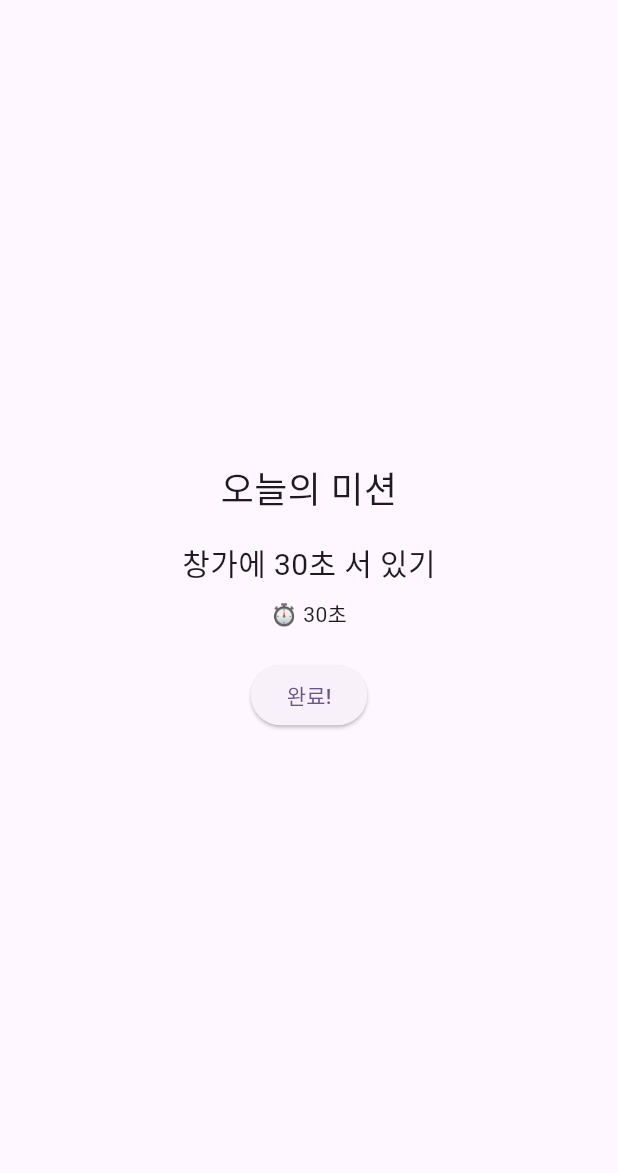
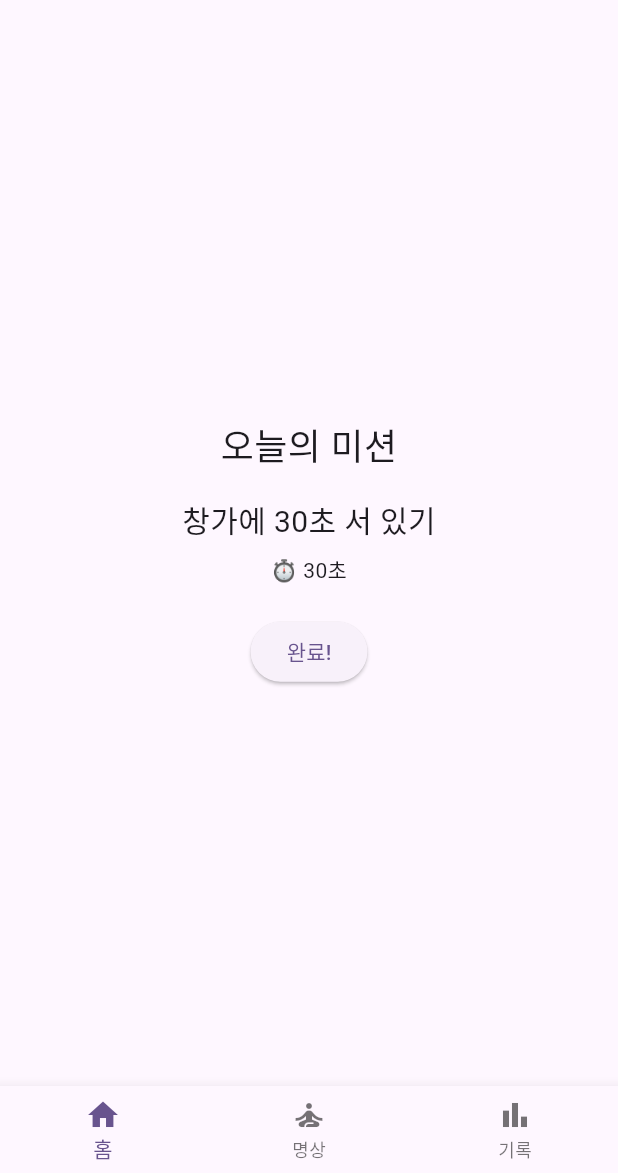
Before and after one commit to PositiveV247/todays_warmth, a Flutter app: the screen it shows after launch, on a phone screen of 412 x 824 dp, the part 63-1236 px from its top. Run offline on Flutter 3.47's test engine with Material 3 defaults, Android fonts, the phone set to English and light mode, and no system bars; our stand-ins replace sqflite; accounts and stored records are empty.

Commit message:
feat: add tab navigation with home, meditation, record

```diff
--- a/lib/main.dart
+++ b/lib/main.dart
@@ -1,5 +1,7 @@
 import 'package:flutter/material.dart';
 import 'screens/home_screen.dart';
+import 'screens/meditation_screen.dart';
+import 'screens/record_screen.dart';
 
 void main() {
   runApp(const MyApp());
@@ -31,7 +33,43 @@ class MyApp extends StatelessWidget {
         // tested with just a hot reload.
         colorScheme: .fromSeed(seedColor: Colors.deepPurple),
       ),
-      home: HomeScreen(),  // ← 이 줄로 변경
+      home: const MainTabScreen(),  // ← 탭 화면 연결
     );
   }
 }
+class MainTabScreen extends StatefulWidget {
+  const MainTabScreen({super.key});
+
+  @override
+  State<MainTabScreen> createState() => _MainTabScreenState();
+}
+
+class _MainTabScreenState extends State<MainTabScreen> {
+  int _selectedIndex = 0;
+
+  final List<Widget> _screens = [
+    HomeScreen(),
+    MeditationScreen(),
+    RecordScreen(),
+  ];
+
+  void _onItemTapped(int index) {
+    setState(() => _selectedIndex = index);
+  }
+
+  @override
+  Widget build(BuildContext context) {
+    return Scaffold(
+      body: _screens[_selectedIndex],
+      bottomNavigationBar: BottomNavigationBar(
+        items: const [
+          BottomNavigationBarItem(icon: Icon(Icons.home), label: '홈'),
+          BottomNavigationBarItem(icon: Icon(Icons.self_improvement), label: '명상'),
+          BottomNavigationBarItem(icon: Icon(Icons.bar_chart), label: '기록'),
+        ],
+        currentIndex: _selectedIndex,
+        onTap: _onItemTapped,
+      ),
+    );
+  }
+}
--- /dev/null
+++ b/lib/screens/meditation_screen.dart
@@ -0,0 +1,27 @@
+import 'package:flutter/material.dart';
+
+class MeditationScreen extends StatelessWidget {
+  @override
+  Widget build(BuildContext context) {
+    return Scaffold(
+      appBar: AppBar(title: Text("명상")),
+      body: Center(
+        child: Column(
+          mainAxisSize: MainAxisSize.min,
+          children: [
+            Text("🧘‍♂️ 5분 명상", style: TextStyle(fontSize: 24)),
+            SizedBox(height: 20),
+            ElevatedButton(
+              onPressed: () {
+                ScaffoldMessenger.of(context).showSnackBar(
+                  SnackBar(content: Text("명상 완료! 마음이 평온해졌어요.")),
+                );
+              },
+              child: Text("시작하기"),
+            ),
+          ],
+        ),
+      ),
+    );
+  }
+}
--- /dev/null
+++ b/lib/screens/record_screen.dart
@@ -0,0 +1,13 @@
+import 'package:flutter/material.dart';
+
+class RecordScreen extends StatelessWidget {
+  @override
+  Widget build(BuildContext context) {
+    return Scaffold(
+      appBar: AppBar(title: Text("기록")),
+      body: Center(
+        child: Text("📊 이번 주 온기 기록", style: TextStyle(fontSize: 24)),
+      ),
+    );
+  }
+}
```
Also changed, not shown: lib/database/db_helper.dart (added, +42 -0 lines).
